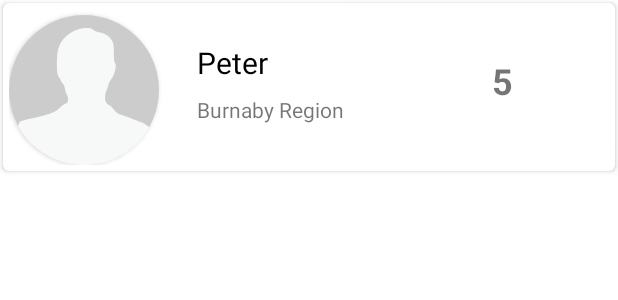
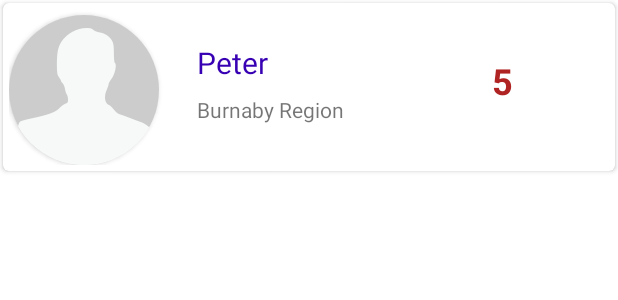
Before and after one commit to ksg604/cbr-manager, an Android app: the layout client_item.xml on its own in the app's theme, with its tools: preview values and no code run, on a phone screen of 412 x 824 dp. Shown: the top 300 px of the screen. Run offline under Robolectric (Android 15) with nearby library versions, the light colour scheme and no system bars.

Commit message:
add colour coding for risk scores

```diff
--- a/frontend/app/src/main/res/layout/client_item.xml
+++ b/frontend/app/src/main/res/layout/client_item.xml
@@ -32,7 +32,6 @@
         </androidx.cardview.widget.CardView>
 
 
-
         <TextView
             android:id="@+id/textView6"
             android:layout_width="wrap_content"
@@ -44,7 +43,7 @@
             android:layout_marginLeft="125dp"
             android:layout_marginTop="22dp"
             android:text="Peter"
-            android:textColor="#000000"
+            android:textColor="@color/purple_700"
             android:textSize="20sp" />
 
         <TextView
@@ -71,6 +70,7 @@
             android:layout_marginLeft="322dp"
             android:layout_marginTop="31dp"
             android:text="5"
+            android:textColor="#b02323"
             android:textSize="24sp"
             android:textStyle="bold" />
     </RelativeLayout>
```
Also changed, not shown: frontend/app/src/main/java/com/example/cbr_manager/ui/clientlist/ClientListRecyclerItemAdapter.java (+9 -0 lines).
